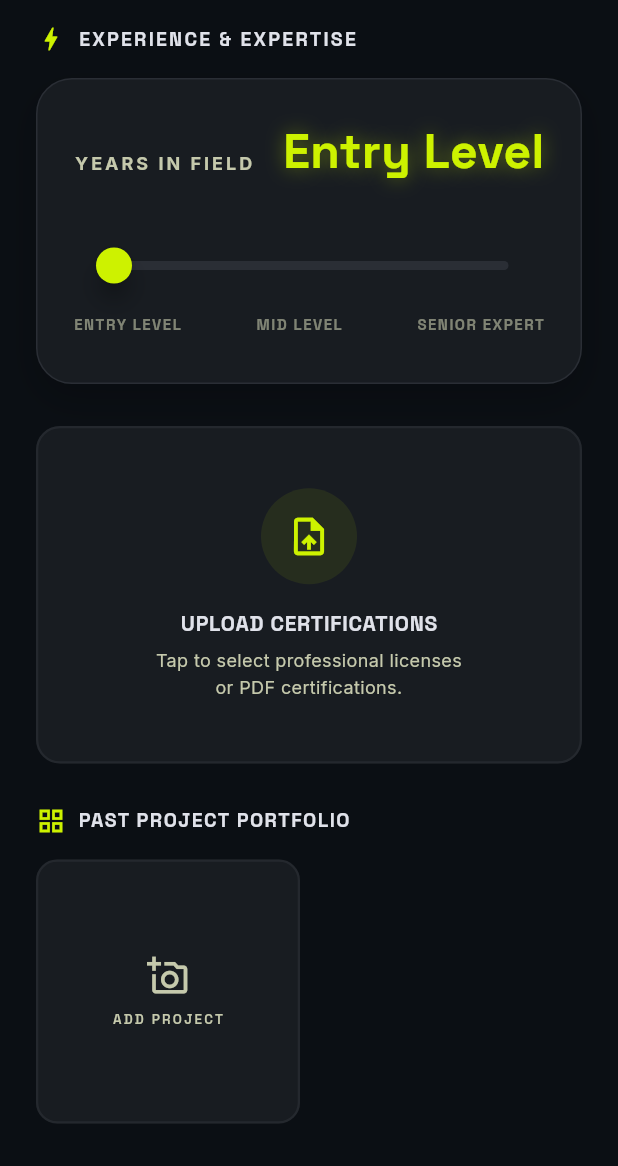
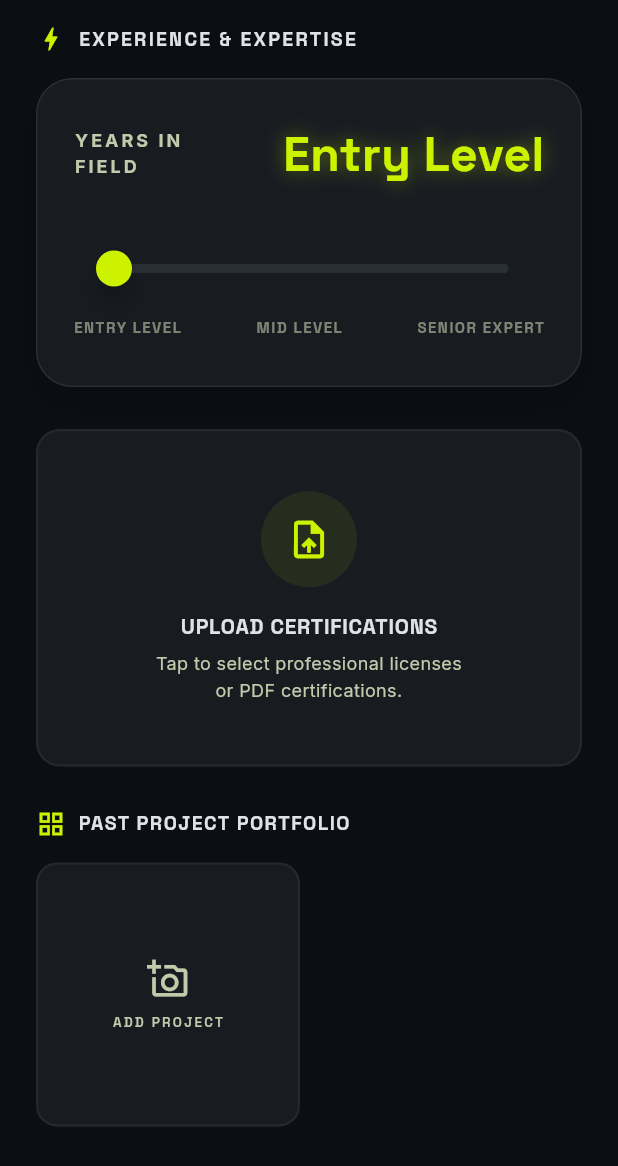
Before and after one commit to majbaranas/DomFix, a Flutter app: the ExperiencePortfolioScreen widget shown alone on an empty page, opened directly with empty values, on a phone screen of 412 x 824 dp. Shown: the top 1166 px of the screen. Run offline on Flutter 3.47's test engine with Material 3 defaults, Android fonts, the phone set to English and light mode, and no system bars; our stand-ins replace audioplayers, cloud_firestore, file_picker, firebase_auth, firebase_core, firebase_messaging and 12 more; missing offline and left inert: flutter_sound; accounts and stored records are empty.

```diff
--- a/lib/screens/onboarding/experience_portfolio_screen.dart
+++ b/lib/screens/onboarding/experience_portfolio_screen.dart
@@ -274,7 +274,9 @@ class ExperiencePortfolioScreenState extends State<ExperiencePortfolioScreen>
                 mainAxisAlignment: MainAxisAlignment.spaceBetween,
                 crossAxisAlignment: CrossAxisAlignment.end,
                 children: [
-                  Text(
+                  Flexible(
+                    flex: 1,
+                    child: Text(
                       'YEARS IN FIELD',
                       style: GoogleFonts.inter(
                         color: AppColors.onSurfaceVariant,
@@ -283,7 +285,14 @@ class ExperiencePortfolioScreenState extends State<ExperiencePortfolioScreen>
                         letterSpacing: 2,
                       ),
                     ),
-                  Text(
+                  ),
+                  const SizedBox(width: 8),
+                  Flexible(
+                    flex: 2,
+                    child: FittedBox(
+                      fit: BoxFit.scaleDown,
+                      alignment: Alignment.centerRight,
+                      child: Text(
                         _yearsLabel(_yearsSlider),
                         style: GoogleFonts.spaceGrotesk(
                           color: AppColors.primaryContainer,
@@ -296,6 +305,8 @@ class ExperiencePortfolioScreenState extends State<ExperiencePortfolioScreen>
                               blurRadius: 16,
                             )
                           ],
+                        ),
+                      ),
                     ),
                   ),
                 ],
--- a/lib/screens/onboarding/review_finish_screen.dart
+++ b/lib/screens/onboarding/review_finish_screen.dart
@@ -469,13 +469,15 @@ class ReviewFinishScreenState extends State<ReviewFinishScreen>
                   children: [
                     Row(
                       children: [
-                        Text('VERIFY IDENTITY',
+                        Flexible(
+                          child: Text('VERIFY IDENTITY',
                               style: GoogleFonts.spaceGrotesk(
                                 color: AppColors.primaryContainer,
                                 fontSize: 11,
                                 fontWeight: FontWeight.w700,
                                 letterSpacing: 2,
                               )),
+                        ),
                         if (isUploaded) ...[
                           const SizedBox(width: 8),
                           Icon(Icons.check_circle,
```
Lines whose indentation alone changed are shown as unchanged.
